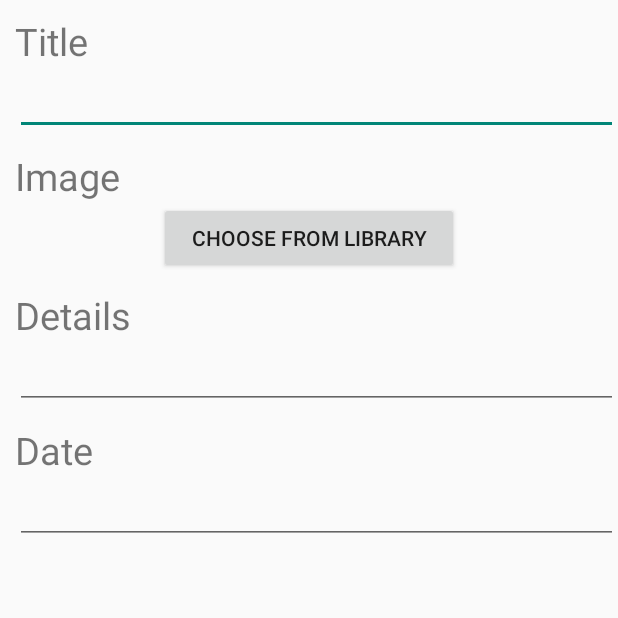
After one commit to reesewahlin/COGS121-AIDS, an Android app: the fragment PromoFormFragment shown on its own in the app's theme, on a phone screen of 412 x 824 dp, the top half of it. The commit adds this screen. Run offline under Robolectric (Android 15) with nearby library versions, the phone set to English and light mode, and no system bars.

Commit message:
added custom marker icon and Reese's promo form

```diff
--- a/IxD/app/src/main/java/com/cogs121/ixd/BaseMapFragment.java
+++ b/IxD/app/src/main/java/com/cogs121/ixd/BaseMapFragment.java
@@ -2,6 +2,8 @@ package com.cogs121.ixd;
 
 
 import android.content.pm.PackageManager;
+import android.graphics.Bitmap;
+import android.graphics.drawable.BitmapDrawable;
 import android.os.Bundle;
 import android.support.annotation.Nullable;
 import android.support.v4.app.ActivityCompat;
@@ -15,6 +17,7 @@ import com.google.android.gms.common.api.GoogleApiClient;
 import com.google.android.gms.maps.GoogleMap;
 import com.google.android.gms.maps.MapView;
 import com.google.android.gms.maps.OnMapReadyCallback;
+import com.google.android.gms.maps.model.BitmapDescriptorFactory;
 import com.google.android.gms.maps.model.LatLng;
 import com.google.android.gms.maps.model.Marker;
 import com.google.android.gms.maps.model.MarkerOptions;
@@ -44,13 +47,17 @@ public class BaseMapFragment extends BaseFragment implements OnMapReadyCallback,
         googleMapView.getUISettings().setMyLocationButtonEnabled(true);
         googleMapView.getUISettings().setMapToolbarEnabled(true);
 
+        //TODO: make this proper
+        BitmapDrawable bitmapdraw=(BitmapDrawable)getResources().getDrawable(R.drawable.map_pin);
+        Bitmap b=bitmapdraw.getBitmap();
+        final Bitmap smallMarker = Bitmap.createScaledBitmap(b, 200, 125, false);
 
         googleMapView.setOnMapLongClickListener(new GoogleMap.OnMapLongClickListener() {
             @Override
             public void onMapLongClick(LatLng latLng) {
                 gMap.addMarker(new MarkerOptions()
                         .title("New Promotion?")
-                        .snippet("Create")
+                        .snippet("Create").icon(BitmapDescriptorFactory.fromBitmap(smallMarker))
                         .position(latLng));
             }
         });
--- /dev/null
+++ b/IxD/app/src/main/java/com/cogs121/ixd/activities/main/PromoFormFragment.java
@@ -0,0 +1,46 @@
+package com.cogs121.ixd.activities.main;
+
+import android.os.Bundle;
+import android.support.annotation.Nullable;
+import android.view.LayoutInflater;
+import android.view.View;
+import android.view.ViewGroup;
+import android.widget.Button;
+
+import com.cogs121.ixd.BaseFragment;
+import com.cogs121.ixd.Controllers.navigation.Page;
+import com.cogs121.ixd.R;
+
+/**
+ * Created by rjw on 5/3/17.
+ */
+
+public class PromoFormFragment extends BaseFragment {
+
+    public static final String TAG = PromoFormFragment.class.getName();
+
+    Button button;
+
+    public PromoFormFragment() {
+        page = Page.MAIN_TEST;
+    }
+
+    public static PromoFormFragment newInstance() {
+        PromoFormFragment fragment = new PromoFormFragment();
+        Bundle bundle = new Bundle();
+        fragment.setArguments(bundle);
+        return fragment;
+    }
+
+
+
+    @Nullable
+    @Override
+    public View onCreateView(LayoutInflater inflater, @Nullable ViewGroup container, @Nullable Bundle savedInstanceState) {
+        View rootView = inflater.inflate(R.layout.fragment_promo_form, container, false);
+
+        return rootView;
+    }
+
+
+}
--- /dev/null
+++ b/IxD/app/src/main/res/layout/fragment_promo_form.xml
@@ -0,0 +1,71 @@
+<?xml version="1.0" encoding="utf-8"?>
+<LinearLayout xmlns:android="http://schemas.android.com/apk/res/android"
+    android:orientation="vertical" android:layout_width="match_parent"
+    android:layout_height="match_parent">
+
+    <TextView
+        android:layout_width="match_parent"
+        android:layout_height="wrap_content"
+        android:text="Title"
+        android:textSize="25sp"
+        android:layout_marginLeft="10dp"
+        android:layout_marginTop="10dp"/>
+    <EditText
+        android:layout_width="match_parent"
+        android:layout_height="wrap_content"
+        android:inputType="textPersonName"
+        android:ems="10"
+        android:layout_marginLeft="10dp"
+        android:id="@+id/et_promo_form_title" />
+
+    <TextView
+        android:layout_width="match_parent"
+        android:layout_height="wrap_content"
+        android:text="Image"
+        android:textSize="25sp"
+        android:layout_marginLeft="10dp"
+        android:layout_marginTop="10dp"/>
+    <RelativeLayout
+        android:layout_width="match_parent"
+        android:layout_height="wrap_content">
+        <Button
+            android:layout_width="200dp"
+            android:layout_height="wrap_content"
+            android:text="Choose from library"
+            android:layout_centerInParent="true"
+            android:id="@+id/b_promo_form_image"/>
+    </RelativeLayout>
+
+    <TextView
+        android:layout_width="match_parent"
+        android:layout_height="wrap_content"
+        android:text="Details"
+        android:textSize="25sp"
+        android:layout_marginLeft="10dp"
+        android:layout_marginTop="10dp"/>
+    <EditText
+        android:layout_width="match_parent"
+        android:layout_height="wrap_content"
+        android:inputType="textPersonName"
+        android:ems="10"
+        android:layout_marginLeft="10dp"
+        android:id="@+id/et_promo_form_details" />
+
+    <TextView
+        android:layout_width="match_parent"
+        android:layout_height="wrap_content"
+        android:text="Date"
+        android:textSize="25sp"
+        android:layout_marginLeft="10dp"
+        android:layout_marginTop="10dp"/>
+
+    <EditText
+        android:layout_width="match_parent"
+        android:layout_height="wrap_content"
+        android:inputType="date"
+        android:ems="10"
+        android:layout_marginLeft="10dp"
+        android:id="@+id/et_promo_form_date" />
+
+
+</LinearLayout>
```
Also changed, not shown: IxD/app/src/main/res/drawable/map_pin.png (added).
